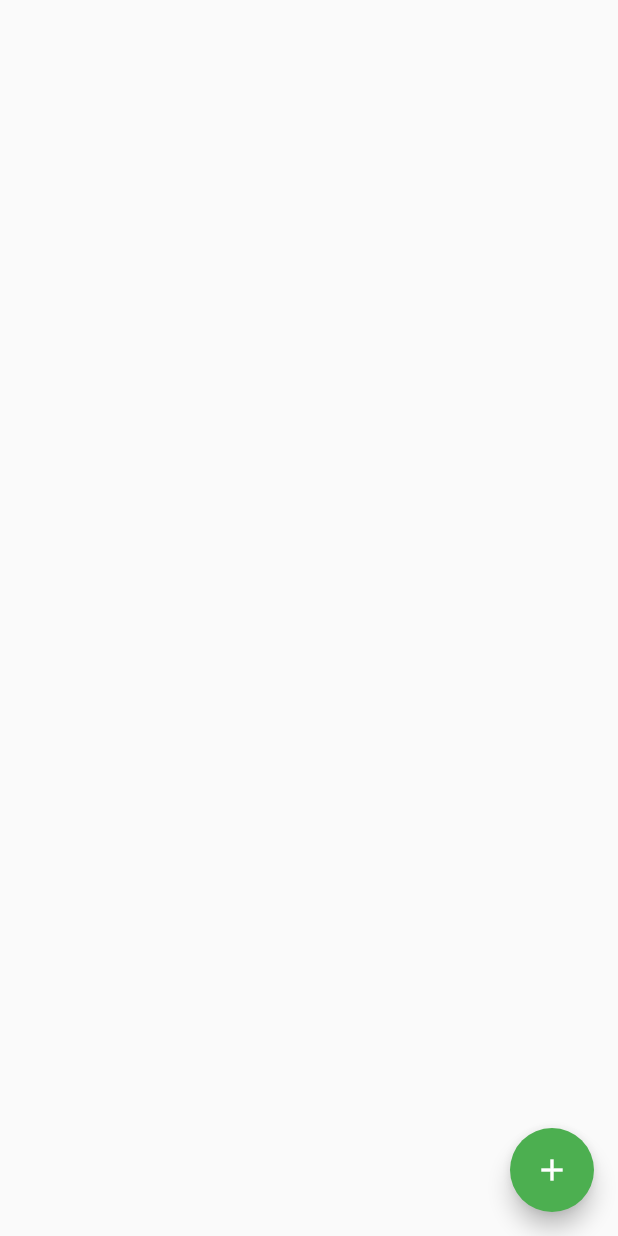
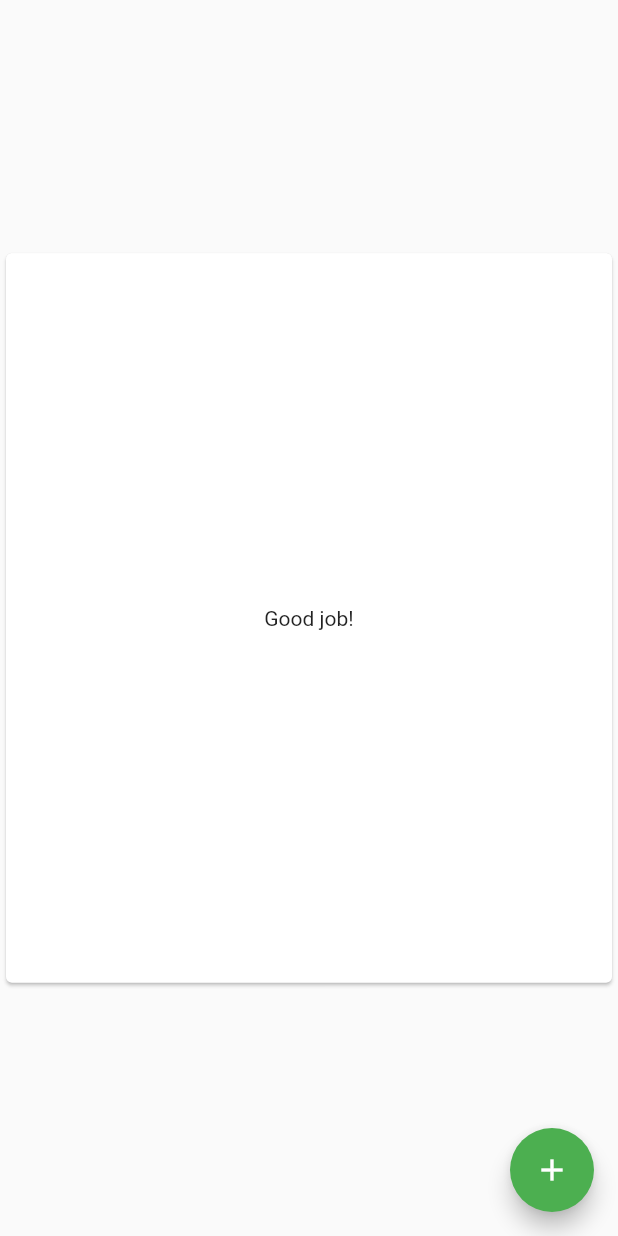
Before and after one commit to Undeadlol1/spaced_repetition_flutter, a Flutter app: the screen it shows after launch, on a phone screen of 412 x 824 dp. Run offline on Flutter 3.47's test engine with Material 2 defaults, Android fonts, the phone set to English and light mode, and no system bars; drawn by our look-alikes of flutter_tindercard.

Commit message:
(swipable_cards) add empty stack description

```diff
--- a/lib/screens/main/widgets/swipable_cards.dart
+++ b/lib/screens/main/widgets/swipable_cards.dart
@@ -13,14 +13,21 @@ class SwipableCards extends StatefulWidget {
 
 class _SwipableCardsState extends State<SwipableCards> {
   List<String> tappedCards = [];
+  List<String> swipedCards = [];
 
   @override
   Widget build(BuildContext context) {
+    print(swipedCards);
     return Scaffold(
         body: Center(
             child: Container(
                 height: MediaQuery.of(context).size.height * 0.6,
-                child: TinderSwapCard(
+                child: swipedCards.length == widget.cards.length
+                    ? Card(
+                        child: Center(
+                        child: Text('Good job!'),
+                      ))
+                    : TinderSwapCard(
                         swipeEdge: 4.0,
                         totalNum: widget.cards.length,
                         orientation: AmassOrientation.TOP,
@@ -49,6 +56,7 @@ class _SwipableCardsState extends State<SwipableCards> {
 
   void _showSnackbar(CardSwipeOrientation orientation, int index) {
     if (orientation != CardSwipeOrientation.RECOVER) {
+      setState(() => swipedCards.add(widget.cards[index].id));
       Scaffold.of(context).showSnackBar(SnackBar(
           content: Text(
               'You swiped to the ' + orientation.toString().toLowerCase())));
```
Lines whose indentation alone changed are shown as unchanged.
